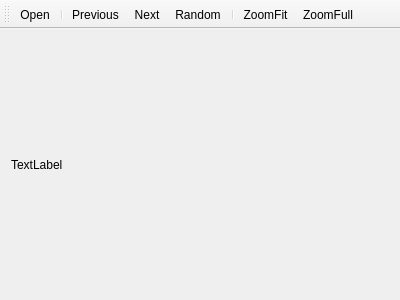
ecbambrick/archiveViewer, file mainwindow.ui: the form before one commit.
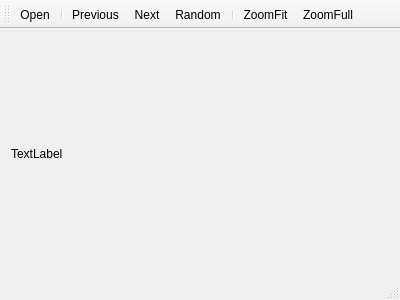
The form after the commit.

Commit message:
added status for extraction progress
added ImageList signal when an image becomes ready; added status bar;
extraction progress is displayed as a percentage and the number of
images

Patch:
```diff
--- a/mainwindow.ui
+++ b/mainwindow.ui
@@ -47,6 +47,7 @@
    <addaction name="actionZoomFit"/>
    <addaction name="actionZoomFull"/>
   </widget>
+  <widget class="QStatusBar" name="statusBar"/>
   <action name="actionPrevious">
    <property name="text">
     <string>Previous</string>
```
The commit also changes 6 other files.
